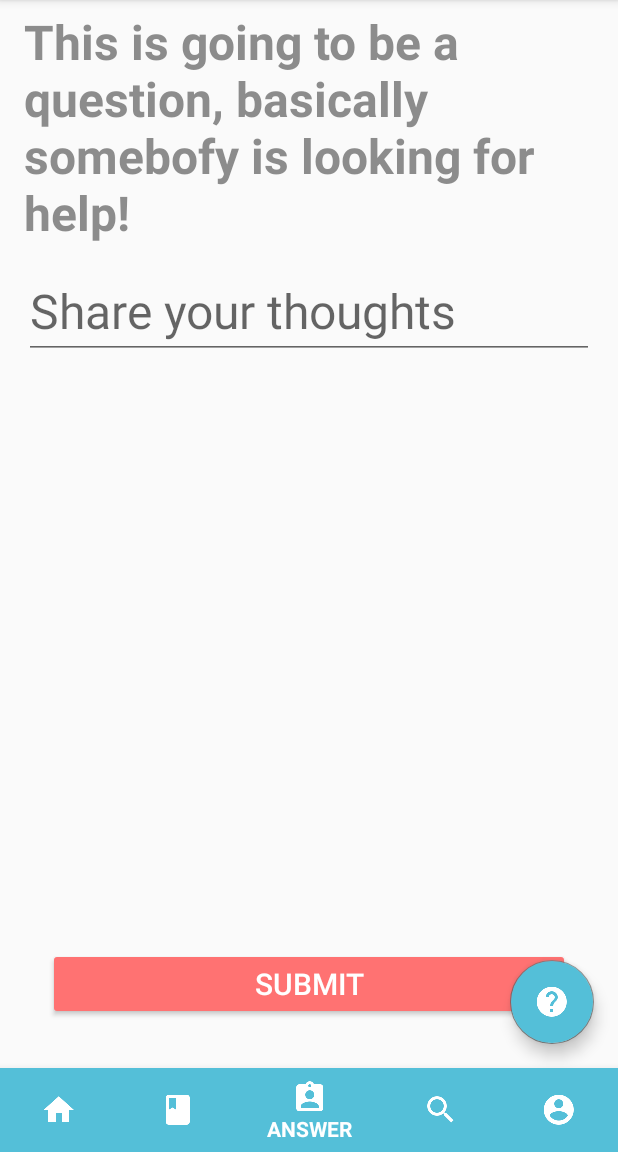
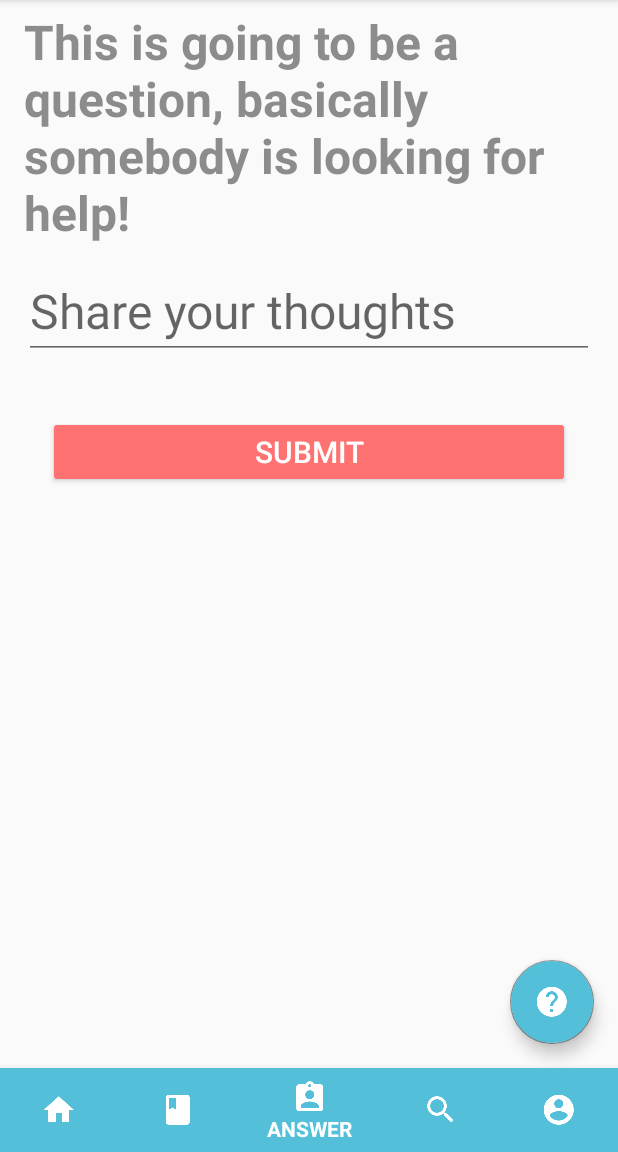
Before and after one commit to gsoykan/WishI, an Android app: the screen it shows after launch (MainActivity), item 3 of the bottom bar chosen, on a phone screen of 412 x 824 dp, the part 84-1236 px from its top. Run offline under Robolectric (Android 15) with nearby library versions, the phone set to English and light mode, and no system bars.

Commit message:
Answer scroll view added

```diff
--- a/app/src/main/java/com/bucketsoft/user/wishi/WishAnswerFragment.java
+++ b/app/src/main/java/com/bucketsoft/user/wishi/WishAnswerFragment.java
@@ -31,7 +31,7 @@ public class WishAnswerFragment extends Fragment {
         // Inflate the layout for this fragment
         View rootView = inflater.inflate(R.layout.fragment_wish_answer, container, false);
         TextView textView = rootView.findViewById(R.id.wish_answer_question_text_view);
-        textView.setText("This is going to be a question, basically somebofy is looking for help!");
+        textView.setText("This is going to be a question, basically somebody is looking for help!");
         return rootView;
     }
 
--- a/app/src/main/res/layout/fragment_wish_answer.xml
+++ b/app/src/main/res/layout/fragment_wish_answer.xml
@@ -1,15 +1,22 @@
 <?xml version="1.0" encoding="utf-8"?>
-<RelativeLayout xmlns:android="http://schemas.android.com/apk/res/android"
+<ScrollView xmlns:android="http://schemas.android.com/apk/res/android"
     xmlns:tools="http://schemas.android.com/tools"
     android:layout_width="match_parent"
-    android:layout_height="match_parent"
+    android:layout_height="wrap_content"
     tools:context=".WishAnswerFragment">
+
+
+    <RelativeLayout
+        android:layout_width="wrap_content"
+        android:layout_height="wrap_content">
+
+
 
     <!-- TODO: Update blank fragment layout -->
    <LinearLayout
        android:id="@+id/wish_answer_linear_layout"
        android:layout_width="match_parent"
-       android:layout_height="match_parent"
+       android:layout_height="wrap_content"
        android:orientation="vertical">
 
        <TextView
@@ -41,14 +48,16 @@
 
     <Button
         android:id="@+id/wish_answer_submit_button"
-        android:text="@string/answer_button_text"
-        android:textSize="20sp"
+        android:layout_below="@id/wish_answer_linear_layout"
         android:layout_width="match_parent"
         android:layout_height="wrap_content"
+
         android:layout_margin="32dp"
         android:backgroundTint="@color/mainRed"
+        android:text="@string/answer_button_text"
         android:textColor="@color/textWhite"
-        android:layout_alignParentBottom="true"
-        />
+        android:textSize="20sp" />
 
-</RelativeLayout>
+
+    </RelativeLayout>
+</ScrollView>
```
